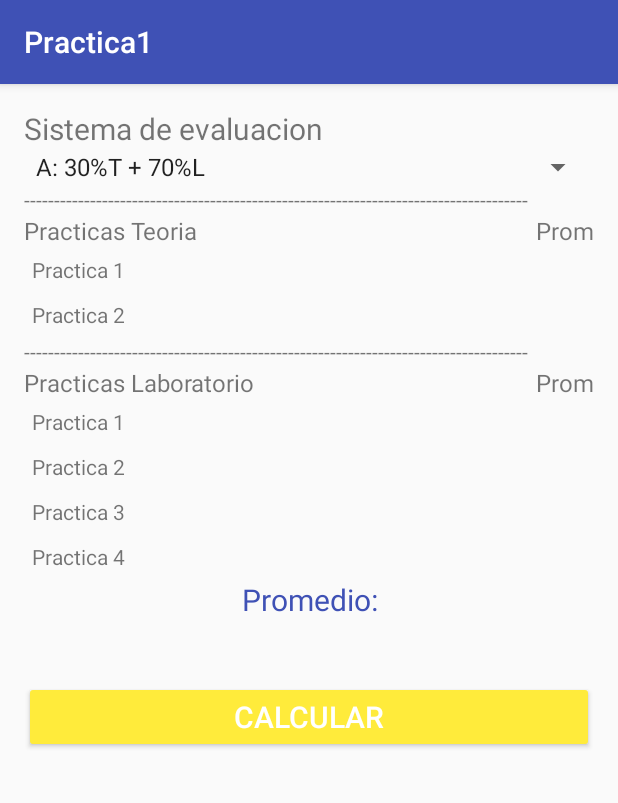
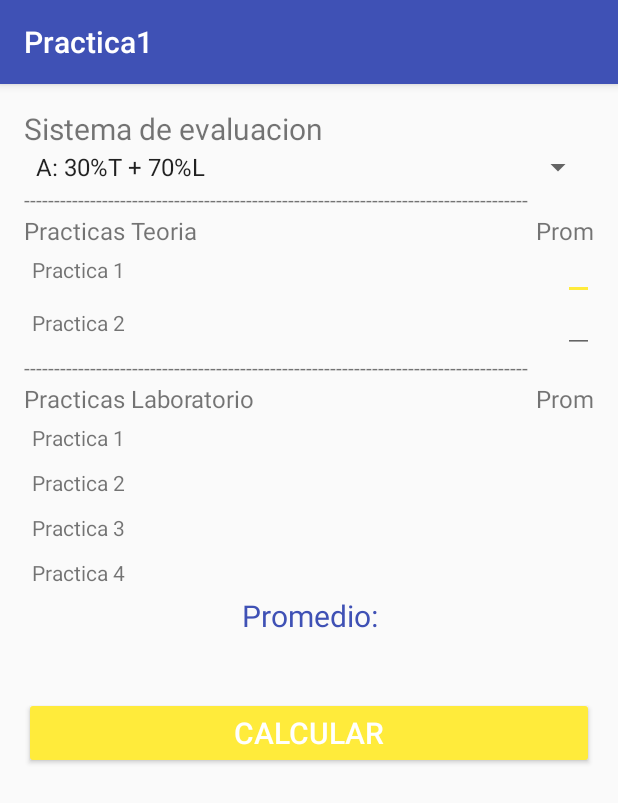
Before and after one commit to Andy-Pruebas/Practica1, an Android app: the screen it shows after launch (MainActivity), on a phone screen of 412 x 824 dp. Shown: the top 803 px of the screen. Run offline under Robolectric (Android 15) with nearby library versions, the phone set to English and light mode, and no system bars.

Commit message:
Primer commit

```diff
--- a/app/src/main/res/layout/activity_main.xml
+++ b/app/src/main/res/layout/activity_main.xml
@@ -43,7 +43,6 @@
             android:padding="5dp"
             android:text="@string/practicat1"
             app:layout_constraintTop_toBottomOf="@+id/Practicat" />
-
         <TextView
             android:id="@+id/practicat2"
             android:layout_width="match_parent"
@@ -60,6 +59,20 @@
             android:text="Prom"
             android:textSize="16sp"
             app:layout_constraintEnd_toEndOf="@+id/Practicat" />
+
+        <EditText
+            android:id="@+id/nota1"
+            android:layout_width="wrap_content"
+            android:layout_height="wrap_content"
+            android:padding="5dp"
+            app:layout_constraintEnd_toEndOf="@+id/practicat1"
+            app:layout_constraintTop_toBottomOf="@+id/Promediot" />
+        <EditText
+            android:layout_width="wrap_content"
+            android:layout_height="wrap_content"
+            android:padding="5dp"
+            app:layout_constraintEnd_toEndOf="@+id/practicat2"
+            app:layout_constraintTop_toBottomOf="@+id/nota1" />
     </android.support.constraint.ConstraintLayout>
 
     <TextView
```
